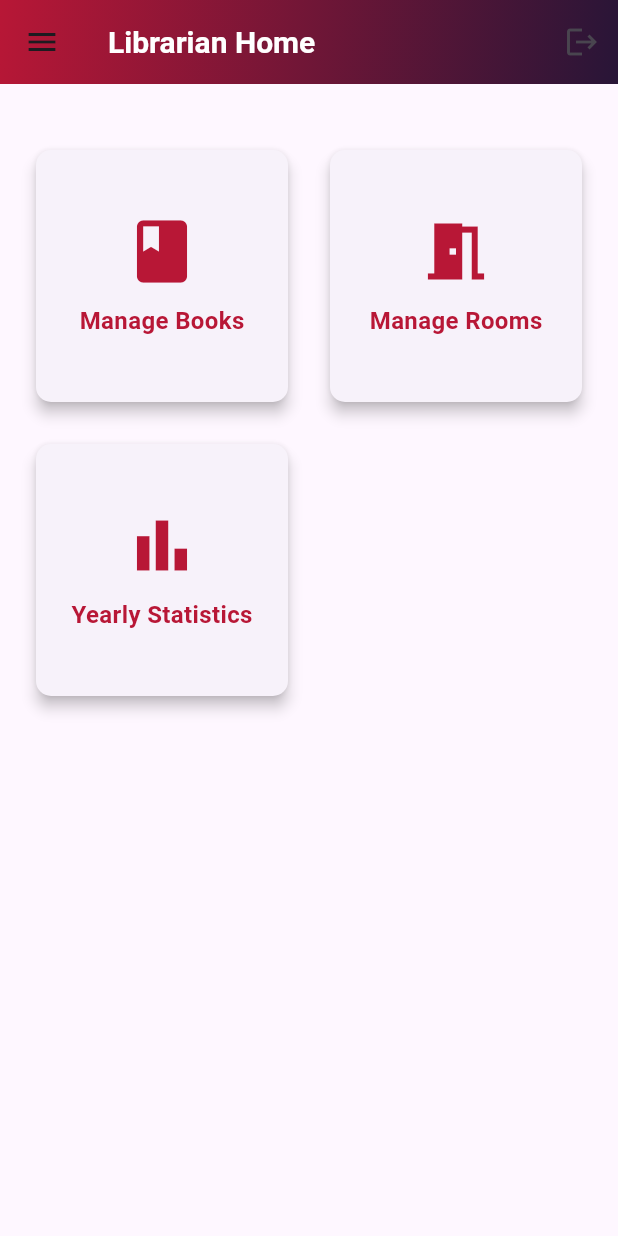
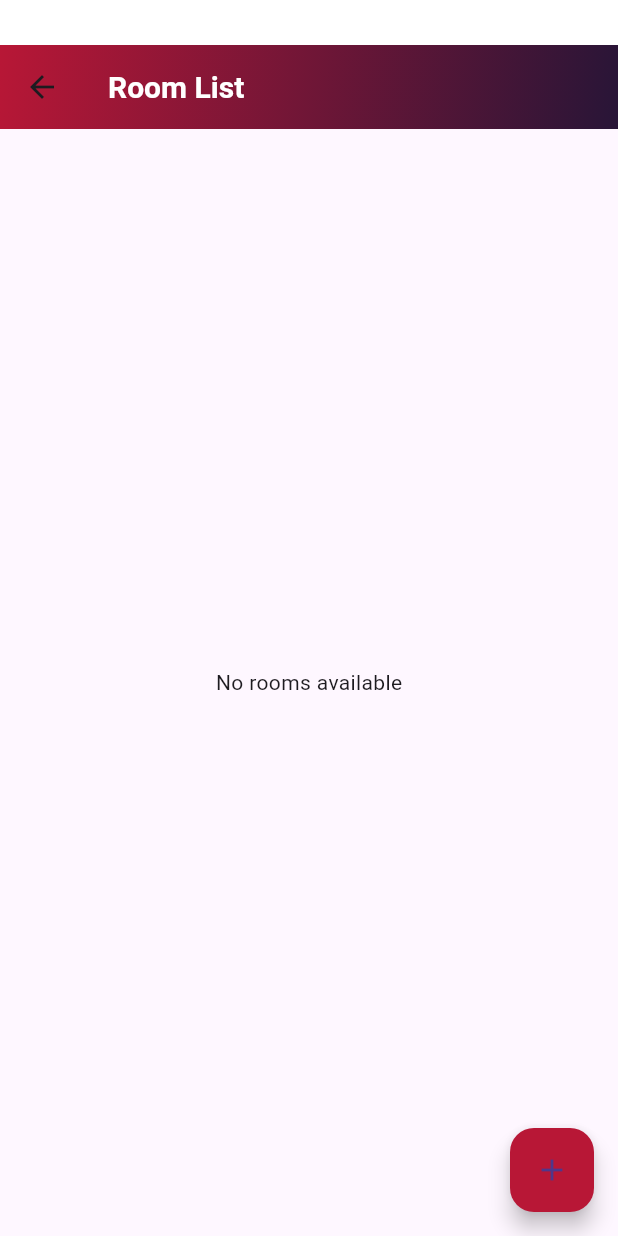
Before and after one commit to NurainNajwa/library_app, a Flutter app: the LibrarianHomePage screen opened by its route, after a tap on "Manage Rooms", on a phone screen of 412 x 824 dp. Run offline on Flutter 3.47's test engine with Material 3 defaults, Android fonts, the phone set to English and light mode, and no system bars; our stand-ins replace cloud_firestore, firebase_auth, firebase_core; accounts and stored records are empty.

Commit message:
Ain-not done for user

```diff
--- a/lib/librarian/librarianHomePage.dart
+++ b/lib/librarian/librarianHomePage.dart
@@ -1,6 +1,7 @@
 import 'package:flutter/material.dart';
 import 'package:firebase_auth/firebase_auth.dart';
 import 'package:library_app/librarian/bookList.dart';
+import 'package:library_app/room/roomList.dart';
 
 class LibrarianHomePage extends StatefulWidget {
   const LibrarianHomePage({Key? key}) : super(key: key);
@@ -91,6 +92,11 @@ class LibrarianHomePageState extends State<LibrarianHomePage> {
                     title: 'Manage Rooms',
                     onTap: () {
                       // Navigate to manage rooms page
+                      Navigator.push(
+                        context,
+                        MaterialPageRoute(
+                            builder: (context) => const RoomList()),
+                      );
                     },
                   ),
                   _buildMenuItem(
--- /dev/null
+++ b/lib/room/roomList.dart
@@ -0,0 +1,149 @@
+import 'package:flutter/material.dart';
+import 'package:cloud_firestore/cloud_firestore.dart';
+import 'reserveRoom.dart';
+
+class RoomList extends StatefulWidget {
+  const RoomList({Key? key}) : super(key: key);
+
+  @override
+  RoomListState createState() => RoomListState();
+}
+
+class RoomListState extends State<RoomList> {
+  late CollectionReference _roomsCollection;
+
+  @override
+  void initState() {
+    super.initState();
+    _roomsCollection = FirebaseFirestore.instance.collection('Rooms');
+  }
+
+  @override
+  Widget build(BuildContext context) {
+    return Column(
+      children: [
+        SizedBox(height: 30), // Adding space here
+        Expanded(
+          child: Scaffold(
+            appBar: AppBar(
+              title: const Text(
+                'Room List',
+                style: TextStyle(
+                  fontWeight: FontWeight.bold,
+                  fontSize: 20.0,
+                  color: Colors.white,
+                ),
+              ),
+              backgroundColor: Colors.transparent,
+              flexibleSpace: Container(
+                decoration: BoxDecoration(
+                  gradient: LinearGradient(
+                    colors: [
+                      const Color(0xffB81736),
+                      const Color(0xff281537),
+                    ],
+                    begin: Alignment.topLeft,
+                    end: Alignment.bottomRight,
+                  ),
+                ),
+              ),
+              leading: IconButton(
+                icon: const Icon(Icons.arrow_back),
+                onPressed: () {
+                  Navigator.pop(context);
+                },
+              ),
+            ),
+            body: StreamBuilder<QuerySnapshot>(
+              stream: _roomsCollection.snapshots(),
+              builder: (context, snapshot) {
+                if (snapshot.hasError) {
+                  return const Center(
+                    child: Text('Error fetching data'),
+                  );
+                }
+
+                if (snapshot.connectionState == ConnectionState.waiting) {
+                  return const Center(
+                    child: CircularProgressIndicator(),
+                  );
+                }
+
+                if (snapshot.data!.docs.isEmpty) {
+                  return const Center(
+                    child: Text('No rooms available'),
+                  );
+                }
+
+                return ListView.builder(
+                  itemCount: snapshot.data!.docs.length,
+                  itemBuilder: (context, index) {
+                    var room = snapshot.data!.docs[index];
+                    return Container(
+                      decoration: BoxDecoration(
+                        border: Border(
+                          bottom: BorderSide(color: Colors.black, width: 1.0),
+                        ),
+                      ),
+                      child: ListTile(
+                        title: Text(room['name'].toString()),
+                        subtitle:
+                            Text('Capacity: ${room['capacity'].toString()}'),
+                        trailing: IconButton(
+                          icon: const Icon(
+                            Icons.edit,
+                            color: Colors.blue,
+                          ),
+                          onPressed: () {
+                            // Navigate to reservation page with the selected room
+                            Navigator.push(
+                              context,
+                              MaterialPageRoute(
+                                builder: (context) =>
+                                    AddReservation(room: room),
+                              ),
+                            ).then((_) {
+                              // Trigger a rebuild to update the UI after returning
+                              setState(() {});
+                            });
+                          },
+                        ),
+                        onTap: () {
+                          // Navigate to reservation page with the selected room
+                          Navigator.push(
+                            context,
+                            MaterialPageRoute(
+                              builder: (context) => AddReservation(room: room),
+                            ),
+                          ).then((_) {
+                            // Trigger a rebuild to update the UI after returning
+                            setState(() {});
+                          });
+                        },
+                      ),
+                    );
+                  },
+                );
+              },
+            ),
+            floatingActionButton: FloatingActionButton(
+              onPressed: () {
+                Navigator.push(
+                  context,
+                  MaterialPageRoute(
+                    builder: (context) => AddReservation(),
+                  ),
+                ).then((_) {
+                  // Trigger a rebuild to update the UI after returning
+                  setState(() {});
+                });
+              },
+              backgroundColor: const Color(0xffB81736),
+              child: const Icon(Icons.add),
+            ),
+          ),
+        ),
+      ],
+    );
+  }
+}
```
Also changed, not shown: lib/room/reserveRoom.dart (added, +219 -0 lines).
